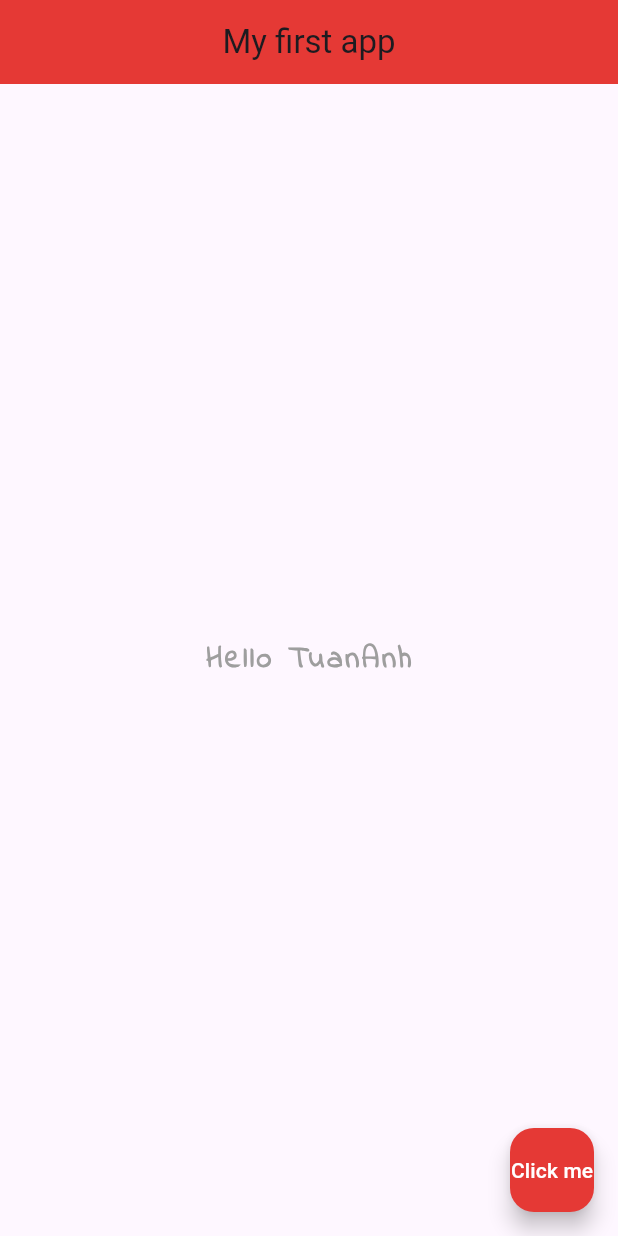
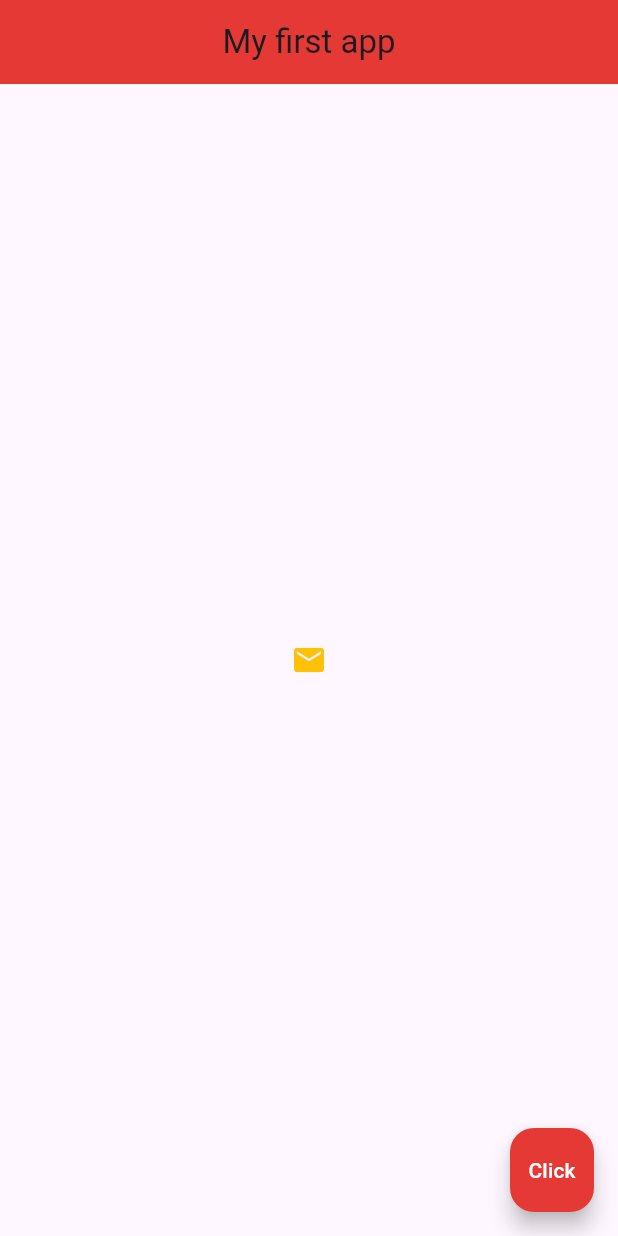
Before and after one commit to Caothukl4/firstapp, a Flutter app: the screen it shows after launch, on a phone screen of 412 x 824 dp. Run offline on Flutter 3.47's test engine with Material 3 defaults, Android fonts, the phone set to English and light mode, and no system bars.

Commit message:
Buttonandicon
RaiseButton, IconButton

```diff
--- a/lib/main.dart
+++ b/lib/main.dart
@@ -9,6 +9,7 @@ void main() {
 
 class Home extends StatelessWidget {
   const Home({super.key});
+
   @override
   Widget build(BuildContext context) {
     return Scaffold(
@@ -18,22 +19,18 @@ class Home extends StatelessWidget {
         backgroundColor: Colors.red[600],
       ),
       body: Center(
-        child: Text(
-          "Hello TuanAnh",
-          style: TextStyle(
-            color: Colors.grey,
-            fontSize: 20,
-            fontWeight: FontWeight.bold,
-            letterSpacing: 2.0,
-            fontFamily: 'IndieFlower',
-          ),
-        ),
+        child: IconButton(
+          onPressed: () {
+            print("You Click me ???");
+          },
+          icon: Icon(Icons.email),color: Colors.amber,
+        )
       ),
       floatingActionButton: FloatingActionButton(
         onPressed: () {},
         backgroundColor: Colors.red[600],
         child: Text(
-          "Click me",
+          "Click",
           style: TextStyle(color: Colors.white),
         ),
       ),
```
